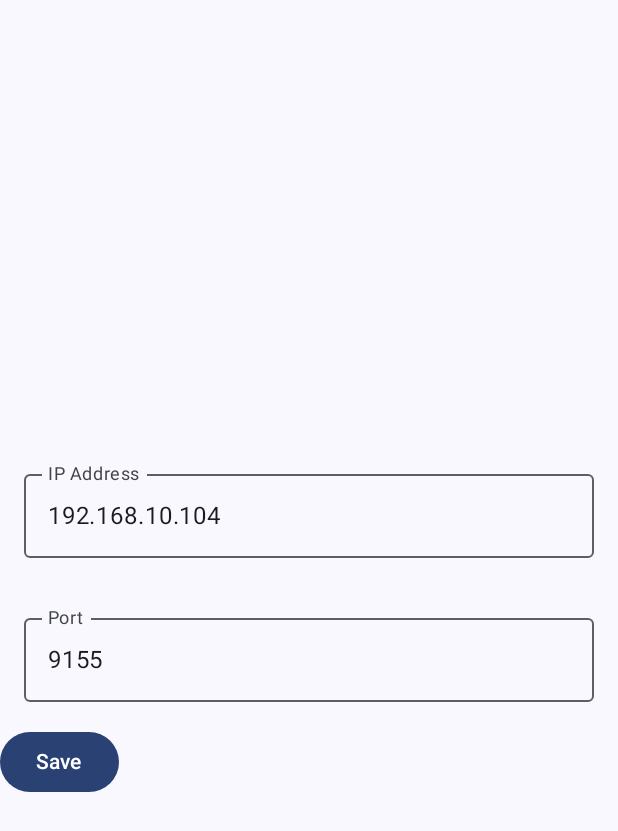
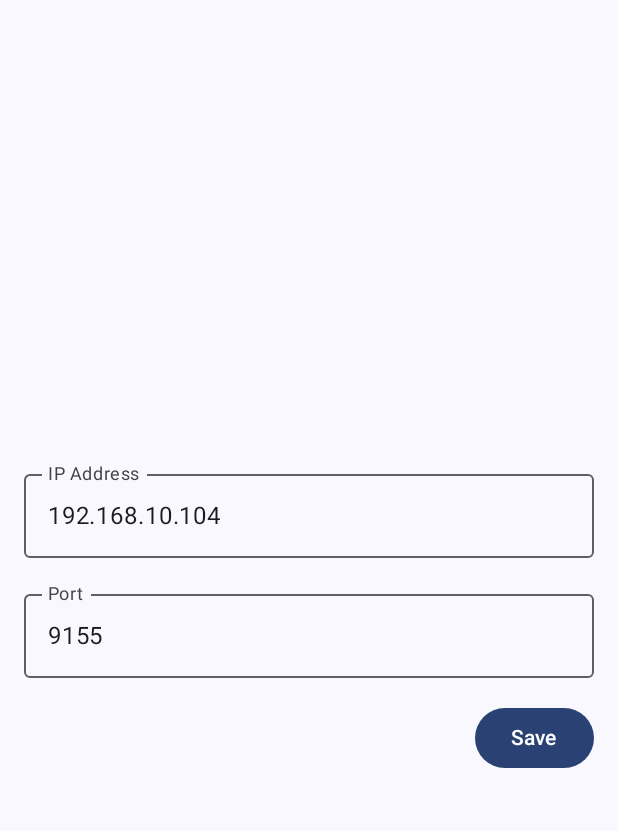
Before and after one commit to jainhardik120/MacroKeyboard, an Android app built with Jetpack Compose: the SettingsScreen screen opened through its navigation route, on a phone screen of 412 x 824 dp. Shown: the top 831 px of the screen. Run offline under Robolectric (Android 15) with nearby library versions, the phone set to English and light mode, and no system bars; our stand-ins replace Dagger/Hilt's generated code.

Commit message:
Tweaked UI

```diff
--- a/app/src/main/java/com/jainhardik120/macrokeyboard/ui/presentation/settings/SettingsScreen.kt
+++ b/app/src/main/java/com/jainhardik120/macrokeyboard/ui/presentation/settings/SettingsScreen.kt
@@ -25,6 +25,7 @@ fun SettingsScreen(
                 is UiEvent.Navigate -> {
                     onNavigate()
                 }
+
                 is UiEvent.ShowSnackbar -> {
                     hostState.showSnackbar(it.message)
                 }
@@ -34,25 +35,33 @@ fun SettingsScreen(
     BackHandler(enabled = true) {
         viewModel.onEvent(SettingsScreenEvent.BackPressed)
     }
-    Scaffold(snackbarHost = {SnackbarHost(hostState = hostState)}) {
-        Column(Modifier.fillMaxSize().padding(it),
-            verticalArrangement = Arrangement.Center
+    Scaffold(snackbarHost = { SnackbarHost(hostState = hostState) }) {
+        Column(
+            Modifier
+                .fillMaxSize()
+                .padding(it)
+                .padding(horizontal = 16.dp),
+            verticalArrangement = Arrangement.Center,
         ) {
             OutlinedTextField(
                 value = viewModel.state.ipAddress,
-                onValueChange = {string->
+                onValueChange = { string ->
                     viewModel.onEvent(SettingsScreenEvent.ipAddressChanged(string))
                 },
                 label = {
                     Text(text = "IP Address")
                 },
+                keyboardOptions = KeyboardOptions.Default.copy(
+                    keyboardType = KeyboardType.Number
+                ),
+                singleLine = true,
                 modifier = Modifier
                     .fillMaxWidth()
-                    .padding(16.dp)
             )
+            Spacer(modifier = Modifier.height(16.dp))
             OutlinedTextField(
                 value = viewModel.state.port,
-                onValueChange = {string->
+                onValueChange = { string ->
                     viewModel.onEvent(SettingsScreenEvent.portChanged(string))
                 },
                 label = {
@@ -61,12 +70,15 @@ fun SettingsScreen(
                 keyboardOptions = KeyboardOptions.Default.copy(
                     keyboardType = KeyboardType.Number
                 ),
+                singleLine = true,
                 modifier = Modifier
                     .fillMaxWidth()
-                    .padding(16.dp)
             )
-            Button(onClick = {viewModel.onEvent(SettingsScreenEvent.onSaveButtonClicked)}) {
-                Text(text = "Save")
+            Spacer(modifier = Modifier.height(16.dp))
+            Row(Modifier.fillMaxWidth(), horizontalArrangement = Arrangement.End) {
+                Button(onClick = { viewModel.onEvent(SettingsScreenEvent.onSaveButtonClicked) }) {
+                    Text(text = "Save")
+                }
             }
         }
     }
```
